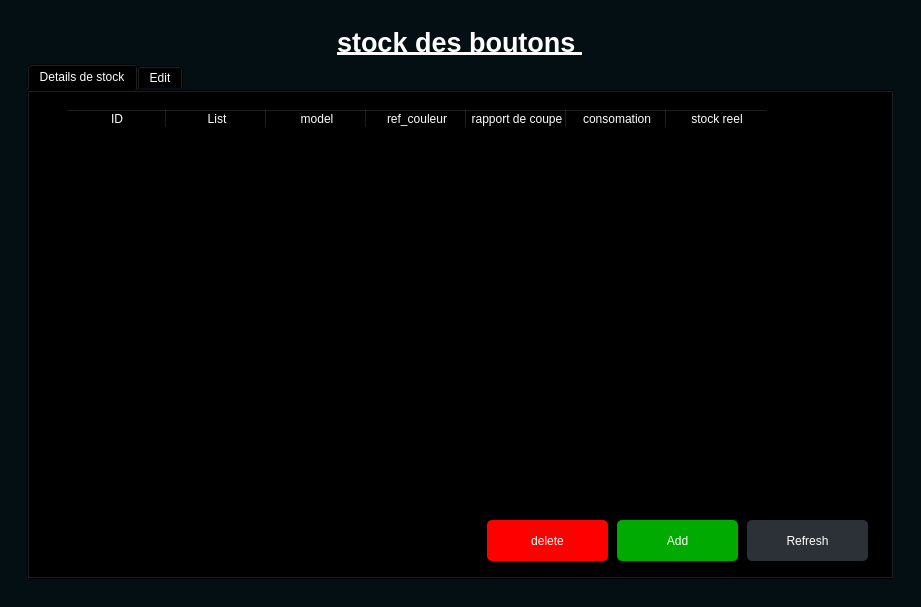
Qt form buttons.ui (MezliniH/lutex-stock) before a commit.
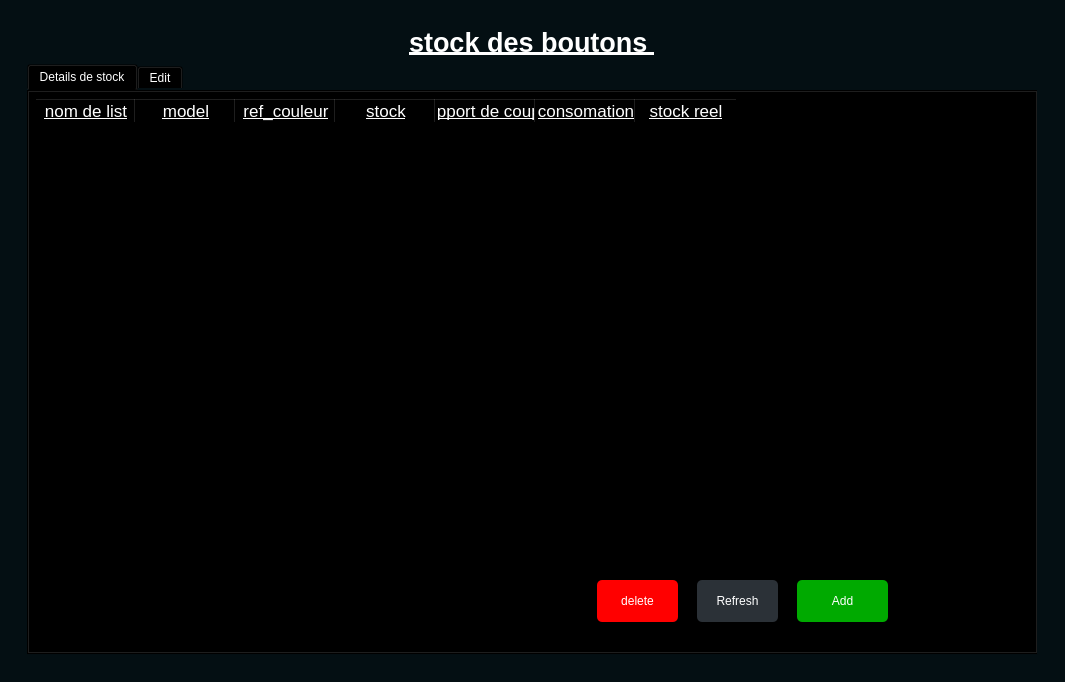
The same form after that commit.

Patch:
```diff
--- a/buttons.ui
+++ b/buttons.ui
@@ -6,8 +6,8 @@
    <rect>
     <x>0</x>
     <y>0</y>
-    <width>921</width>
-    <height>607</height>
+    <width>1065</width>
+    <height>682</height>
    </rect>
   </property>
   <property name="windowTitle">
@@ -75,55 +75,111 @@
              <widget class="QTableWidget" name="tab">
               <property name="geometry">
                <rect>
-                <x>40</x>
-                <y>20</y>
+                <x>9</x>
+                <y>9</y>
                 <width>861</width>
                 <height>391</height>
                </rect>
               </property>
+              <property name="minimumSize">
+               <size>
+                <width>861</width>
+                <height>391</height>
+               </size>
+              </property>
+              <property name="maximumSize">
+               <size>
+                <width>861</width>
+                <height>391</height>
+               </size>
+              </property>
               <column>
                <property name="text">
-                <string>ID</string>
+                <string>nom de list</string>
                </property>
-              </column>
-              <column>
-               <property name="text">
-                <string>List</string>
+               <property name="font">
+                <font>
+                 <pointsize>13</pointsize>
+                 <weight>50</weight>
+                 <bold>false</bold>
+                 <underline>true</underline>
+                </font>
                </property>
               </column>
               <column>
                <property name="text">
                 <string>model</string>
                </property>
+               <property name="font">
+                <font>
+                 <pointsize>13</pointsize>
+                 <underline>true</underline>
+                </font>
+               </property>
               </column>
               <column>
                <property name="text">
                 <string>ref_couleur</string>
                </property>
+               <property name="font">
+                <font>
+                 <pointsize>13</pointsize>
+                 <underline>true</underline>
+                </font>
+               </property>
+              </column>
+              <column>
+               <property name="text">
+                <string>stock</string>
+               </property>
+               <property name="font">
+                <font>
+                 <pointsize>13</pointsize>
+                 <underline>true</underline>
+                </font>
+               </property>
               </column>
               <column>
                <property name="text">
                 <string>rapport de coupe</string>
                </property>
+               <property name="font">
+                <font>
+                 <pointsize>13</pointsize>
+                 <underline>true</underline>
+                </font>
+               </property>
               </column>
               <column>
                <property name="text">
                 <string>consomation</string>
                </property>
+               <property name="font">
+                <font>
+                 <pointsize>13</pointsize>
+                 <underline>true</underline>
+                </font>
+               </property>
               </column>
               <column>
                <property name="text">
                 <string>stock reel</string>
                </property>
+               <property name="font">
+                <font>
+                 <pointsize>13</pointsize>
+                 <underline>true</underline>
+                </font>
+               </property>
               </column>
              </widget>
              <widget class="QPushButton" name="add">
               <property name="geometry">
                <rect>
-                <x>590</x>
-                <y>430</y>
-                <width>121</width>
-                <height>41</height>
+                <x>770</x>
+                <y>490</y>
+                <width>91</width>
+                <height>42</height>
                </rect>
               </property>
               <property name="styleSheet">
@@ -133,27 +189,20 @@
                <string>Add</string>
               </property>
              </widget>
-             <widget class="QPushButton" name="refresh">
+             <widget class="QPushButton" name="drop">
               <property name="geometry">
                <rect>
-                <x>720</x>
-                <y>430</y>
-                <width>121</width>
-                <height>41</height>
+                <x>570</x>
+                <y>490</y>
+                <width>81</width>
+                <height>42</height>
                </rect>
               </property>
-              <property name="text">
-               <string>Refresh</string>
-              </property>
-             </widget>
-             <widget class="QPushButton" name="add_2">
-              <property name="geometry">
-               <rect>
-                <x>460</x>
-                <y>430</y>
-                <width>121</width>
-                <height>41</height>
-               </rect>
+              <property name="minimumSize">
+               <size>
+                <width>0</width>
+                <height>42</height>
+               </size>
               </property>
               <property name="styleSheet">
                <string notr="true">
@@ -163,6 +212,19 @@
                <string>delete</string>
               </property>
              </widget>
+             <widget class="QPushButton" name="refresh">
+              <property name="geometry">
+               <rect>
+                <x>670</x>
+                <y>490</y>
+                <width>81</width>
+                <height>42</height>
+               </rect>
+              </property>
+              <property name="text">
+               <string>Refresh</string>
+              </property>
+             </widget>
             </widget>
             <widget class="QWidget" name="tab1">
              <attribute name="title">
```
Left out of the diff: 73 changed lines with no effect on the pictures.
